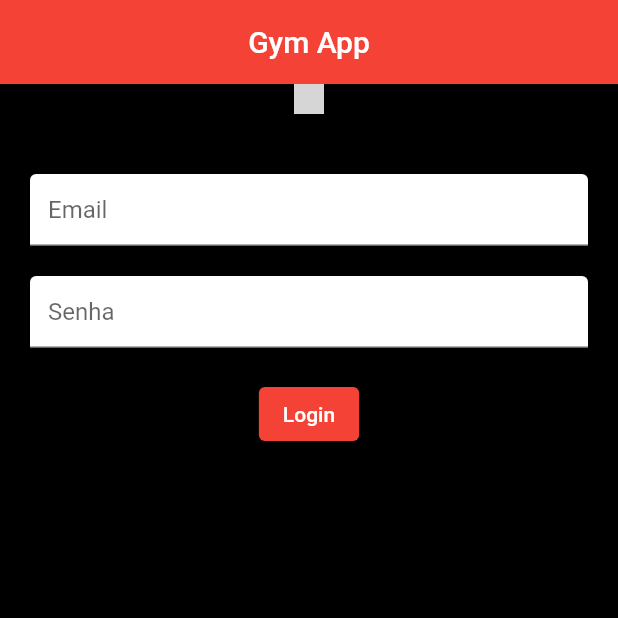
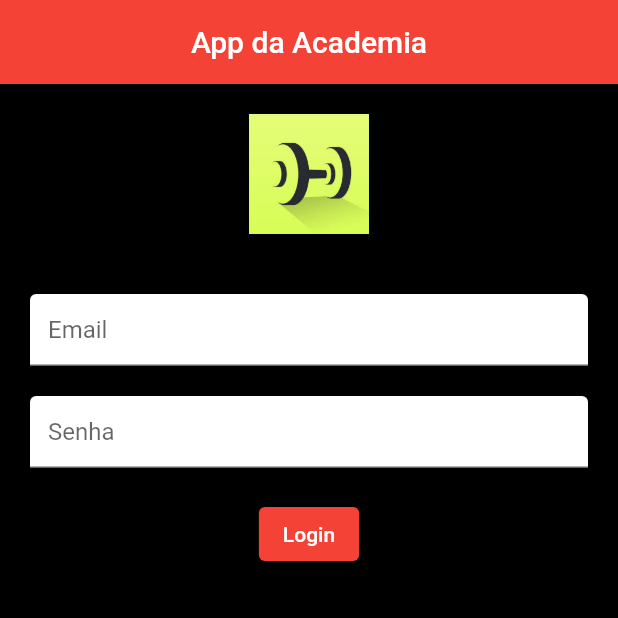
Before and after one commit to brunomoretti10/flutter, a Flutter app: the screen it shows after launch, on a phone screen of 412 x 824 dp, the top half of it. Run offline on Flutter 3.47's test engine with Material 2 defaults, Android fonts, the phone set to English and light mode, and no system bars; grey boxes are pictures that could not be loaded.

Commit message:
tela de login

```diff
--- a/flutter_application_1/lib/login.dart
+++ b/flutter_application_1/lib/login.dart
@@ -7,13 +7,19 @@ class LoginPage extends StatelessWidget {
       backgroundColor: Colors.black,
       appBar: AppBar(
         centerTitle: true,
-        title: const Text('Gym App'),
+        title: const Text('App da Academia'),
       ),
-      body: Column(
+      body: Padding(
+        padding: const EdgeInsets.only(
+            top: 20), // Adicione o espaçamento desejado aqui
+        child: Column(
           children: [
-          Image.asset(
+            SizedBox(
+              height: 80, // Aumente a altura para o valor desejado
+              child: Image.asset(
                 'assets/gym.jpg',
-            height: 20,
+                fit: BoxFit.contain,
+              ),
             ), // Adicione o caminho para sua imagem aqui
             const SizedBox(height: 20),
             Container(
@@ -49,6 +55,7 @@ class LoginPage extends StatelessWidget {
             ),
           ],
         ),
+      ),
     );
   }
 }
--- a/flutter_application_1/pubspec.yaml
+++ b/flutter_application_1/pubspec.yaml
@@ -51,8 +51,8 @@ dev_dependencies:
 
 # The following section is specific to Flutter packages.
 flutter:
-assets:
-  - assets/gym.jpg
+  assets:
+    - assets/gym.jpg
 
   #         style: italic
   #   - family: Trajan Pro
```
Lines whose indentation alone changed are shown as unchanged.
